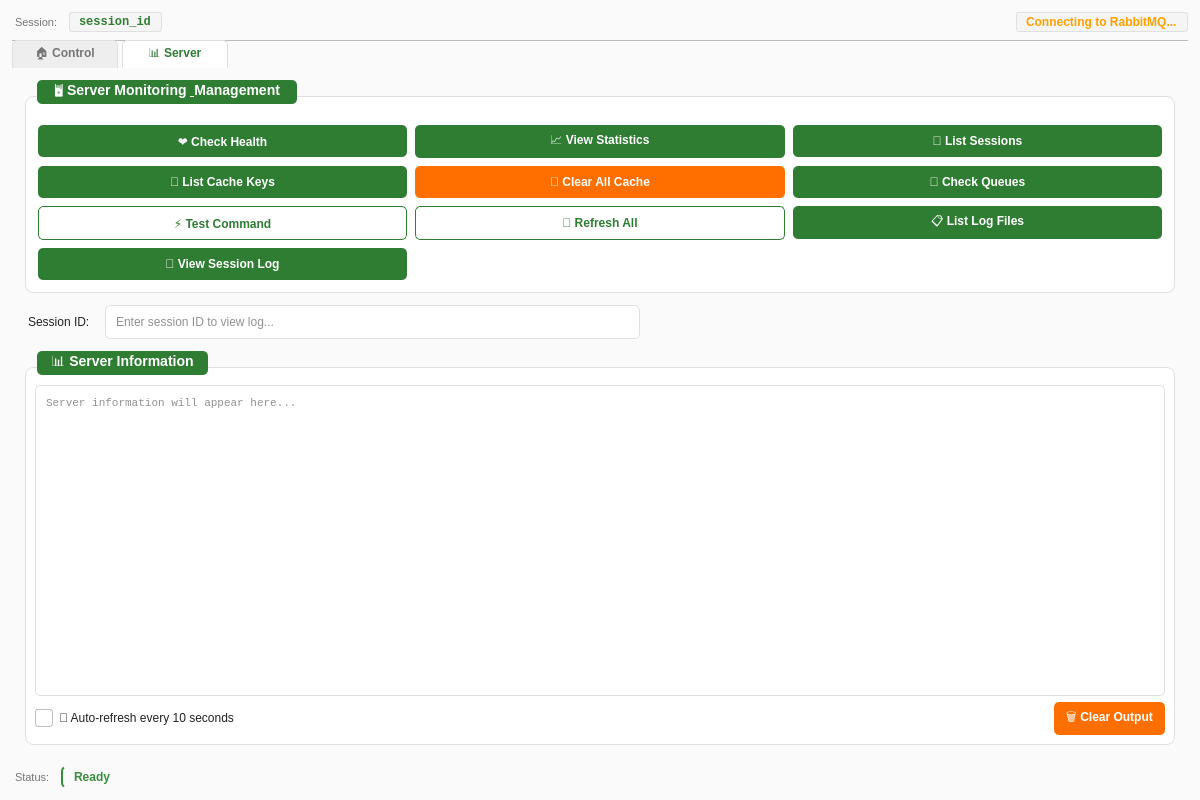
Above: frontend/front.ui from TigranYavroyan/GreenHouse_Application before the change. Below: the same form after it.
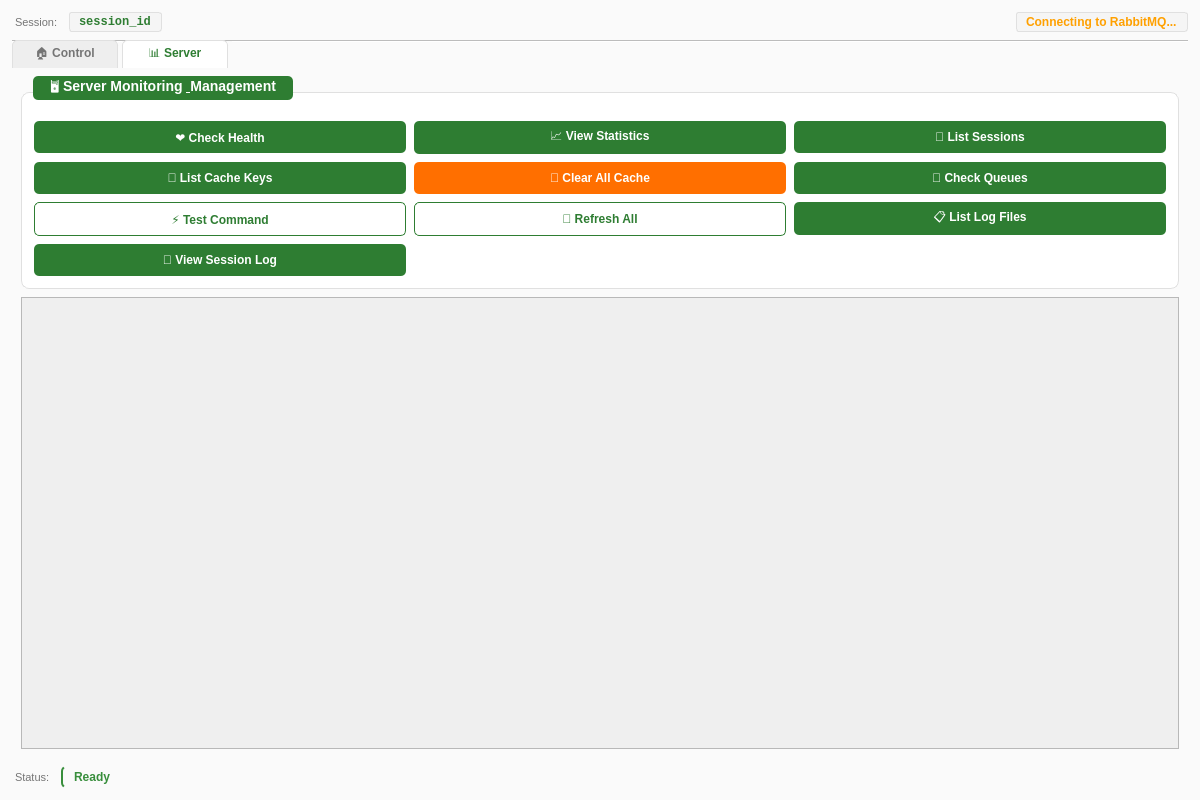
That is the form after the change. The open tabs and pages were chosen to show the change.

Diff of the .ui file:
```diff
--- a/frontend/front.ui
+++ b/frontend/front.ui
@@ -717,22 +717,28 @@
        </attribute>
        <layout class="QVBoxLayout" name="serverTabLayout">
         <property name="spacing">
-         <number>12</number>
+         <number>8</number>
         </property>
         <property name="leftMargin">
-         <number>12</number>
+         <number>8</number>
         </property>
         <property name="topMargin">
-         <number>12</number>
+         <number>8</number>
         </property>
         <property name="rightMargin">
-         <number>12</number>
+         <number>8</number>
         </property>
         <property name="bottomMargin">
-         <number>12</number>
+         <number>8</number>
         </property>
         <item>
          <widget class="QGroupBox" name="serverGroup">
+          <property name="sizePolicy">
+           <sizepolicy hsizetype="Expanding" vsizetype="Fixed">
+            <horstretch>0</horstretch>
+            <verstretch>0</verstretch>
+           </sizepolicy>
+          </property>
           <property name="styleSheet">
            <string notr="true">QGroupBox {
     background-color: #FFFFFF;
@@ -1057,67 +1063,27 @@
           </layout>
          </widget>
         </item>
-        <item>
-         <layout class="QHBoxLayout" name="logSelectionLayout">
-          <item>
-           <widget class="QLabel" name="sessionLogLabel">
-            <property name="styleSheet">
-             <string notr="true">QLabel {
-    font-size: 12px;
-    color: #212121;
-    padding: 2px 0;
-}</string>
-            </property>
-            <property name="text">
-             <string>Session ID:</string>
-            </property>
-           </widget>
-          </item>
-          <item>
-           <widget class="QLineEdit" name="session_log_input">
-            <property name="styleSheet">
-             <string notr="true">QLineEdit {
-    background-color: #FFFFFF;
-    border: 1px solid #E0E0E0;
-    border-radius: 5px;
-    padding: 6px 8px;
-    font-size: 12px;
-    color: #212121;
-    min-height: 20px;
-}
-QLineEdit:focus {
-    border: 1px solid #2E7D32;
-}</string>
-            </property>
-            <property name="placeholderText">
-             <string>Enter session ID to view log...</string>
-            </property>
-           </widget>
-          </item>
-          <item>
-           <spacer name="logSelectionSpacer">
-            <property name="orientation">
-             <enum>Qt::Horizontal</enum>
-            </property>
-            <property name="sizeHint" stdset="0">
-             <size>
-              <width>40</width>
-              <height>20</height>
-             </size>
-            </property>
-           </spacer>
-          </item>
-         </layout>
-        </item>
         <item>
          <widget class="QGroupBox" name="infoGroup">
+          <property name="minimumSize">
+           <size>
+            <width>0</width>
+            <height>0</height>
+           </size>
+          </property>
+          <property name="sizePolicy">
+           <sizepolicy hsizetype="Expanding" vsizetype="Expanding">
+            <horstretch>1</horstretch>
+            <verstretch>1</verstretch>
+           </sizepolicy>
+          </property>
           <property name="styleSheet">
            <string notr="true">QGroupBox {
     background-color: #FFFFFF;
-    border: 1px solid #E0E0E0;
-    border-radius: 8px;
-    margin-top: 16px;
-    padding-top: 8px;
+    border: none;
+    border-radius: 0px;
+    margin-top: 0px;
+    padding-top: 0px;
     font-weight: 500;
     color: #212121;
     font-size: 14px;
@@ -1132,107 +1098,83 @@
 }</string>
           </property>
           <property name="title">
-           <string>📊 Server Information</string>
+           <string></string>
           </property>
           <layout class="QVBoxLayout" name="infoGroupLayout">
+           <property name="spacing">
+            <number>0</number>
+           </property>
+           <property name="leftMargin">
+            <number>0</number>
+           </property>
+           <property name="topMargin">
+            <number>0</number>
+           </property>
+           <property name="rightMargin">
+            <number>0</number>
+           </property>
+           <property name="bottomMargin">
+            <number>0</number>
+           </property>
            <item>
-            <widget class="QTextEdit" name="server_info">
-             <property name="styleSheet">
-              <string notr="true">QTextEdit {
-    background-color: #FFFFFF;
-    border: 1px solid #E0E0E0;
-    border-radius: 5px;
-    padding: 6px;
-    font-family: Consolas, Monaco, Courier New, monospace;
-    font-size: 11px;
-    color: #212121;
-    selection-background-color: #4CAF50;
-}
-QTextEdit:focus {
-    border: 1px solid #2E7D32;
-}</string>
-             </property>
-             <property name="readOnly">
+            <widget class="QScrollArea" name="server_info_scroll">
+             <property name="widgetResizable">
               <bool>true</bool>
              </property>
-             <property name="placeholderText">
-              <string>Server information will appear here...</string>
+             <property name="minimumSize">
+              <size>
+               <width>0</width>
+               <height>0</height>
+              </size>
              </property>
-            </widget>
-           </item>
-           <item>
-            <layout class="QHBoxLayout" name="refreshLayout">
-             <item>
-              <widget class="QCheckBox" name="auto_refresh">
-               <property name="styleSheet">
-                <string notr="true">QCheckBox {
-    spacing: 6px;
-    color: #212121;
-    font-size: 12px;
-}
-QCheckBox::indicator {
-    width: 16px;
-    height: 16px;
-    border: 1px solid #BDBDBD;
-    border-radius: 3px;
+             <property name="sizePolicy">
+              <sizepolicy hsizetype="Expanding" vsizetype="Expanding">
+               <horstretch>1</horstretch>
+               <verstretch>1</verstretch>
+              </sizepolicy>
+             </property>
+             <property name="styleSheet">
+              <string notr="true">QScrollArea {
     background-color: #FFFFFF;
-}
-QCheckBox::indicator:checked {
-    background-color: #2E7D32;
-    border-color: #2E7D32;
-}
-QCheckBox::indicator:checked:hover {
-    background-color: #4CAF50;
-    border-color: #4CAF50;
-}
-QCheckBox::indicator:hover {
-    border-color: #2E7D32;
-}</string>
-               </property>
-               <property name="text">
-                <string>🔄 Auto-refresh every 10 seconds</string>
-               </property>
-              </widget>
-             </item>
-             <item>
-              <spacer name="refreshSpacer">
-               <property name="orientation">
-                <enum>Qt::Horizontal</enum>
-               </property>
-               <property name="sizeHint" stdset="0">
-                <size>
-                 <width>40</width>
-                 <height>20</height>
-                </size>
-               </property>
-              </spacer>
-             </item>
-             <item>
-              <widget class="QPushButton" name="btn_clear_server">
-               <property name="styleSheet">
-                <string notr="true">QPushButton {
-    background-color: #FF6F00;
-    color: #FFFFFF;
     border: none;
-    border-radius: 5px;
-    padding: 6px 12px;
-    font-weight: 500;
-    font-size: 12px;
-    min-height: 20px;
+    border-radius: 0px;
 }
-QPushButton:hover {
-    background-color: #FF9800;
-}
-QPushButton:pressed {
-    background-color: #E65100;
+QScrollArea > QWidget > QWidget {
+    background-color: #FFFFFF;
 }</string>
+             </property>
+             <widget class="QWidget" name="server_info_container">
+              <property name="minimumSize">
+               <size>
+                <width>0</width>
+                <height>0</height>
+               </size>
+              </property>
+              <property name="sizePolicy">
+               <sizepolicy hsizetype="Expanding" vsizetype="Expanding">
+                <horstretch>1</horstretch>
+                <verstretch>1</verstretch>
+               </sizepolicy>
+              </property>
+              <layout class="QVBoxLayout" name="server_info_layout">
+               <property name="spacing">
+                <number>0</number>
                </property>
-               <property name="text">
-                <string>🗑️ Clear Output</string>
+               <property name="leftMargin">
+                <number>0</number>
                </property>
-              </widget>
-             </item>
-            </layout>
+               <property name="topMargin">
+                <number>0</number>
+               </property>
+               <property name="rightMargin">
+                <number>0</number>
+               </property>
+               <property name="bottomMargin">
+                <number>0</number>
+               </property>
+              </layout>
+             </widget>
+            </widget>
            </item>
           </layout>
          </widget>
```
Left out of the diff: 147 changed lines with no effect on the pictures.
